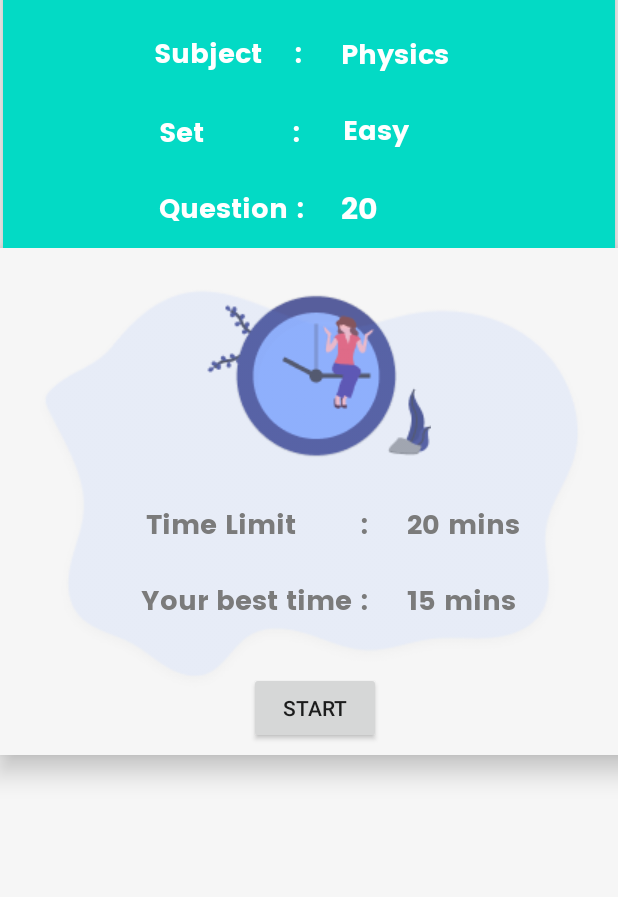
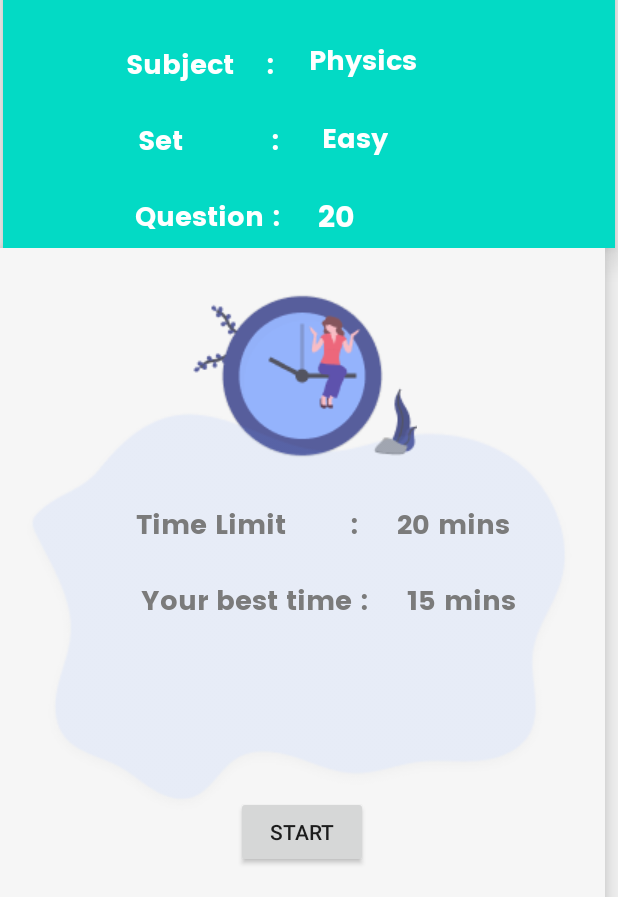
Before and after one commit to notshivamgupta/TestZap, an Android app: the layout activity_start_test.xml on its own in the app's theme, with its tools: preview values and no code run, on a phone screen of 412 x 824 dp, the part 339-1236 px from its top. Run offline under Robolectric (Android 15) with nearby library versions, the phone set to English and light mode, and no system bars; Roboto replaces fonts that are not available here.

Commit message:
passing value and UI setup

```diff
--- a/app/src/main/res/layout/activity_start_test.xml
+++ b/app/src/main/res/layout/activity_start_test.xml
@@ -56,10 +56,10 @@
                 android:textSize="18dp"
                 app:layout_constraintBottom_toTopOf="@+id/sub_set"
                 app:layout_constraintEnd_toEndOf="@+id/sub_txttxt"
-                app:layout_constraintHorizontal_bias="0.497"
+                app:layout_constraintHorizontal_bias="0.254"
                 app:layout_constraintStart_toStartOf="parent"
                 app:layout_constraintTop_toTopOf="parent"
-                app:layout_constraintVertical_bias="0.857" />
+                app:layout_constraintVertical_bias="1.0" />
 
             <TextView
                 android:id="@+id/sub_set"
@@ -74,7 +74,7 @@
                 android:textSize="18dp"
                 app:layout_constraintBottom_toBottomOf="parent"
                 app:layout_constraintEnd_toEndOf="parent"
-                app:layout_constraintHorizontal_bias="0.321"
+                app:layout_constraintHorizontal_bias="0.273"
                 app:layout_constraintStart_toStartOf="parent"
                 app:layout_constraintTop_toBottomOf="@+id/sub_txttxt"
                 app:layout_constraintVertical_bias="0.0" />
@@ -90,23 +90,23 @@
                 android:textColor="#ffffff"
                 android:textSize="18dp"
                 app:layout_constraintEnd_toEndOf="parent"
-                app:layout_constraintHorizontal_bias="0.323"
+                app:layout_constraintHorizontal_bias="0.268"
                 app:layout_constraintStart_toStartOf="parent"
                 app:layout_constraintTop_toBottomOf="@+id/sub_set" />
 
             <TextView
                 android:id="@+id/sub_txttxt"
-                android:layout_width="wrap_content"
-                android:layout_height="wrap_content"
+                android:layout_width="214dp"
+                android:layout_height="52dp"
                 android:layout_gravity="center"
-                android:layout_marginTop="12dp"
+                android:layout_marginTop="16dp"
                 android:fontFamily="@font/poppins_bold"
                 android:padding="10dp"
                 android:text="Physics"
                 android:textColor="#ffffff"
                 android:textSize="18dp"
                 app:layout_constraintEnd_toEndOf="parent"
-                app:layout_constraintHorizontal_bias="0.681"
+                app:layout_constraintHorizontal_bias="1.0"
                 app:layout_constraintStart_toStartOf="parent"
                 app:layout_constraintTop_toTopOf="parent" />
 
@@ -148,10 +148,11 @@
 
     <androidx.constraintlayout.widget.ConstraintLayout
         android:id="@+id/layout2"
-        android:layout_width="421dp"
-        android:layout_height="338dp"
+        android:layout_width="403dp"
+        android:layout_height="459dp"
         android:background="#F6F6F6"
         android:elevation="10dp"
+
         android:orientation="vertical"
         android:weightSum="1"
         app:layout_constraintBottom_toBottomOf="parent"
```
Also changed, not shown: app/src/main/java/com/example/testzap/SetsAdapter.java (+12 -1 lines), app/src/main/java/com/example/testzap/Setspage.java (+5 -8 lines), app/src/main/java/com/example/testzap/start_test.java (+24 -2 lines), app/src/main/res/layout/fragment_profile.xml (+14 -2 lines).
